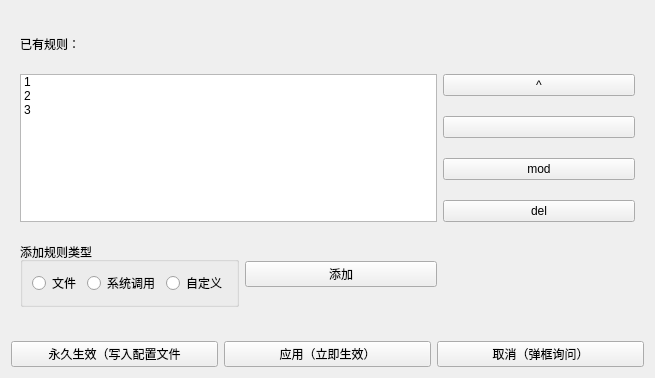
liuyufeng509/SecCenter, file AUD/audrulepage.ui: the form before one commit.
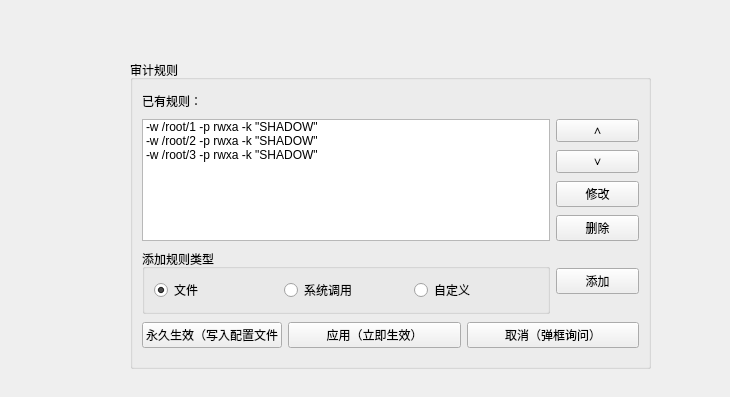
The form after the commit.

```diff
--- a/AUD/audrulepage.ui
+++ b/AUD/audrulepage.ui
@@ -6,38 +6,27 @@
    <rect>
     <x>0</x>
     <y>0</y>
-    <width>655</width>
-    <height>378</height>
+    <width>730</width>
+    <height>397</height>
    </rect>
   </property>
   <property name="windowTitle">
    <string>Form</string>
   </property>
-  <layout class="QGridLayout" name="gridLayout_2">
-   <item row="0" column="0" colspan="3">
-    <widget class="QWidget" name="widget" native="true">
-     <property name="minimumSize">
-      <size>
-       <width>0</width>
-       <height>0</height>
-      </size>
+  <widget class="QGroupBox" name="groupBox">
+   <property name="geometry">
+    <rect>
+     <x>130</x>
+     <y>60</y>
+     <width>521</width>
+     <height>309</height>
+    </rect>
+   </property>
+   <property name="title">
+    <string>审计规则</string>
      </property>
      <layout class="QGridLayout" name="gridLayout">
-      <item row="4" column="2">
-       <widget class="QPushButton" name="freshButton_4">
-        <property name="text">
-         <string>del</string>
-        </property>
-       </widget>
-      </item>
-      <item row="5" column="1">
-       <widget class="QPushButton" name="setButton">
-        <property name="text">
-         <string>添加</string>
-        </property>
-       </widget>
-      </item>
-      <item row="0" column="0">
+    <item row="0" column="0" colspan="2">
        <widget class="QLabel" name="label">
         <property name="maximumSize">
          <size>
@@ -50,8 +39,83 @@
         </property>
        </widget>
       </item>
-      <item row="5" column="0">
-       <widget class="QGroupBox" name="groupBox">
+    <item row="1" column="0" rowspan="4" colspan="4">
+     <widget class="QListWidget" name="ruleListWidget">
+      <item>
+       <property name="text">
+        <string>-w /root/1 -p rwxa -k &quot;SHADOW&quot;</string>
+       </property>
+      </item>
+      <item>
+       <property name="text">
+        <string>-w /root/2 -p rwxa -k &quot;SHADOW&quot;</string>
+       </property>
+      </item>
+      <item>
+       <property name="text">
+        <string>-w /root/3 -p rwxa -k &quot;SHADOW&quot;</string>
+       </property>
+      </item>
+     </widget>
+    </item>
+    <item row="1" column="4">
+     <widget class="QPushButton" name="upButton">
+      <property name="text">
+       <string>∧</string>
+      </property>
+     </widget>
+    </item>
+    <item row="2" column="4">
+     <widget class="QPushButton" name="downButton">
+      <property name="text">
+       <string>∨</string>
+      </property>
+     </widget>
+    </item>
+    <item row="3" column="4">
+     <widget class="QPushButton" name="modButton">
+      <property name="text">
+       <string>修改</string>
+      </property>
+     </widget>
+    </item>
+    <item row="4" column="4">
+     <widget class="QPushButton" name="delButton">
+      <property name="text">
+       <string>删除</string>
+      </property>
+     </widget>
+    </item>
+    <item row="6" column="0">
+     <widget class="QPushButton" name="forEverButton">
+      <property name="text">
+       <string>永久生效（写入配置文件</string>
+      </property>
+     </widget>
+    </item>
+    <item row="6" column="1" colspan="2">
+     <widget class="QPushButton" name="nowButton">
+      <property name="text">
+       <string>应用（立即生效）</string>
+      </property>
+     </widget>
+    </item>
+    <item row="6" column="3" colspan="2">
+     <widget class="QPushButton" name="cancelButton">
+      <property name="text">
+       <string>取消（弹框询问）</string>
+      </property>
+     </widget>
+    </item>
+    <item row="5" column="4">
+     <widget class="QPushButton" name="addButton">
+      <property name="text">
+       <string>添加</string>
+      </property>
+     </widget>
+    </item>
+    <item row="5" column="0" colspan="4">
+     <widget class="QGroupBox" name="groupBox_2">
         <property name="title">
          <string>添加规则类型</string>
         </property>
@@ -61,6 +125,9 @@
            <property name="text">
             <string>文件</string>
            </property>
+         <property name="checked">
+          <bool>true</bool>
+         </property>
           </widget>
          </item>
          <item>
@@ -80,71 +147,8 @@
         </layout>
        </widget>
       </item>
-      <item row="1" column="2">
-       <widget class="QPushButton" name="freshButton">
-        <property name="text">
-         <string>^</string>
-        </property>
-       </widget>
-      </item>
-      <item row="2" column="2">
-       <widget class="QPushButton" name="freshButton_3">
-        <property name="text">
-         <string/>
-        </property>
-       </widget>
-      </item>
-      <item row="3" column="2">
-       <widget class="QPushButton" name="freshButton_2">
-        <property name="text">
-         <string>mod</string>
-        </property>
-       </widget>
-      </item>
-      <item row="1" column="0" rowspan="4" colspan="2">
-       <widget class="QListWidget" name="listWidget">
-        <item>
-         <property name="text">
-          <string>1</string>
-         </property>
-        </item>
-        <item>
-         <property name="text">
-          <string>2</string>
-         </property>
-        </item>
-        <item>
-         <property name="text">
-          <string>3</string>
-         </property>
-        </item>
-       </widget>
-      </item>
-     </layout>
-    </widget>
-   </item>
-   <item row="1" column="0">
-    <widget class="QPushButton" name="setButton_2">
-     <property name="text">
-      <string>永久生效（写入配置文件</string>
-     </property>
-    </widget>
-   </item>
-   <item row="1" column="1">
-    <widget class="QPushButton" name="setButton_3">
-     <property name="text">
-      <string>应用（立即生效）</string>
-     </property>
-    </widget>
-   </item>
-   <item row="1" column="2">
-    <widget class="QPushButton" name="setButton_4">
-     <property name="text">
-      <string>取消（弹框询问）</string>
-     </property>
-    </widget>
-   </item>
-  </layout>
+   </layout>
+  </widget>
  </widget>
  <resources/>
  <connections/>
```
Left out of the diff: 6 changed lines with no effect on the pictures. Lines whose indentation alone changed are shown as unchanged.
